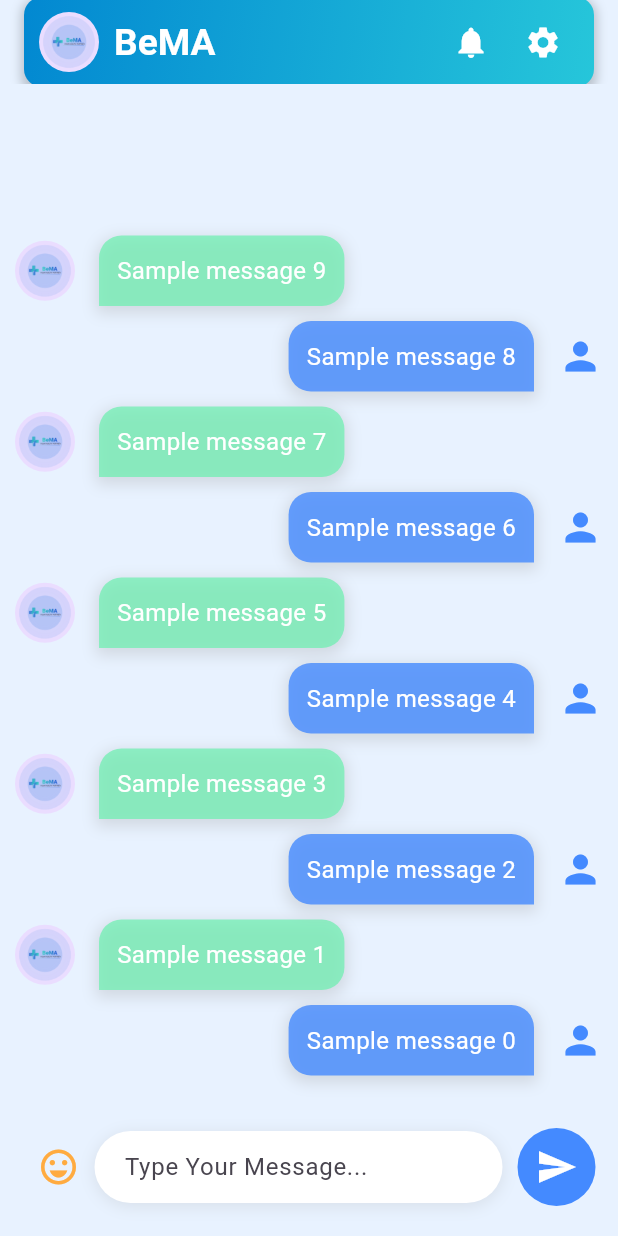
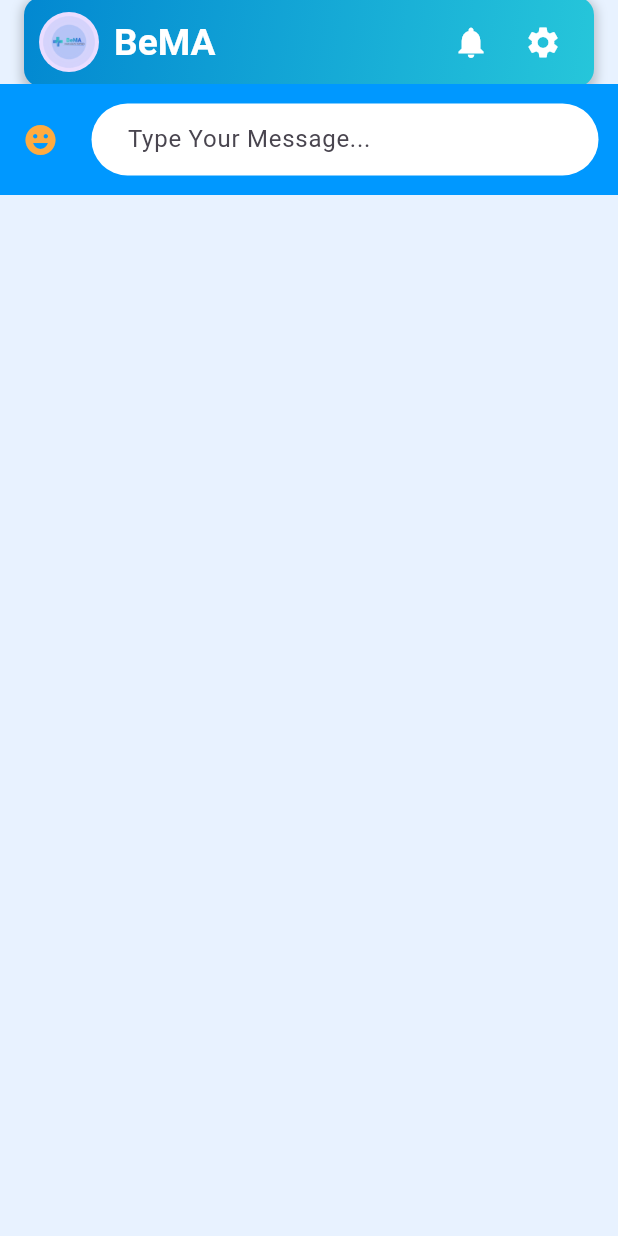
Before and after one commit to riyajidevindu/BeMA_App_V2, a Flutter app: the ChatScreen screen opened by its route, on a phone screen of 412 x 824 dp. Run offline on Flutter 3.47's test engine with Material 3 defaults, Android fonts, the light colour scheme and no system bars; our stand-ins replace awesome_snackbar_content, cloud_firestore, custom_navigation_bar, firebase_auth, firebase_core, firebase_storage and 1 more; accounts and stored records are empty.

Commit message:
Revert "Chat UI update"
This reverts commit ccd33703b117643b8b96c7946deed8f5bae8779c.

```diff
--- a/bema_application/lib/features/authentication/screens/chat_screen/chat_screen.dart
+++ b/bema_application/lib/features/authentication/screens/chat_screen/chat_screen.dart
@@ -1,7 +1,9 @@
+import 'package:bema_application/common/config/colors.dart';
+import 'package:bema_application/common/widgets/app_bar.dart';
+import 'package:bema_application/features/authentication/screens/chat_screen/chat_message.dart';
+import 'package:bema_application/services/service.dart';
 import 'package:flutter/material.dart';
-import 'package:bema_application/common/config/colors.dart'; // Custom colors
-import 'package:bema_application/common/widgets/app_bar.dart'; // Custom AppBar
-import 'package:bema_application/features/authentication/screens/chat_screen/chat_message.dart';
+// import 'package:flutter_emoji_picker/flutter_emoji_picker.dart'; // Add emoji picker
 
 class ChatScreen extends StatefulWidget {
   const ChatScreen({super.key});
@@ -12,56 +14,66 @@ class ChatScreen extends StatefulWidget {
 
 class _ChatScreenState extends State<ChatScreen> {
   final TextEditingController _controller = TextEditingController();
+  // final List<ChatMessage> _messages = [];
+  // final OpenAIService openAIService = OpenAIService();
+
+  // Future<void> _sendMessage() async {
+  //   if (_controller.text.isEmpty) return;
+
+  //   // Create user message
+  //   ChatMessage newMessage = ChatMessage(text: _controller.text, sender: "user");
+  //   setState(() {
+  //     _messages.insert(0, newMessage);
+  //   });
+
+  //   String userInput = _controller.text;
+  //   _controller.clear();
+
+  //   // Send to OpenAI and get response
+  //   String openAIResponse = await openAIService.sendMessageToOpenAI(userInput);
+
+  //   // Create AI response
+  //   ChatMessage aiMessage = ChatMessage(text: openAIResponse, sender: "AI");
+  //   setState(() {
+  //     _messages.insert(0, aiMessage);
+  //   });
+  // }
 
   Widget _buildTextComposer() {
     return Padding(
-      padding: const EdgeInsets.all(10.0),
+      padding: const EdgeInsets.all(3.0),
       child: Row(
         children: [
           IconButton(
-            onPressed: () {
-              // Open emoji picker
-            },
-            icon: const Icon(Icons.emoji_emotions_outlined, color: Colors.orangeAccent, size: 28),
+            onPressed: () {},
+            icon: const Icon(Icons.emoji_emotions, color: Colors.orangeAccent),
           ),
           Expanded(
-            child: Container(
-              decoration: BoxDecoration(
-                color: Colors.white,
-                borderRadius: BorderRadius.circular(25.0),
-                boxShadow: [
-                  BoxShadow(
-                    color: Colors.grey.withOpacity(0.2),
-                    spreadRadius: 1,
-                    blurRadius: 8,
-                    offset: const Offset(0, 2),
-                  ),
-                ],
-              ),
+            child: Padding(
+              padding: const EdgeInsets.all(10.0),
               child: TextField(
                 controller: _controller,
+                // onSubmitted: (value) => _sendMessage(),
                 decoration: InputDecoration(
                   hintText: "Type Your Message...",
-                  contentPadding: const EdgeInsets.symmetric(vertical: 12.0, horizontal: 20.0),
-                  border: InputBorder.none,
+                  border: OutlineInputBorder(
+                    borderRadius: BorderRadius.circular(25.0),
+                    borderSide: BorderSide.none,
+                  ),
+                  filled: true,
+                  fillColor: Colors.white,
+                  contentPadding: const EdgeInsets.symmetric(
+                    vertical: 10.0,
+                    horizontal: 20.0,
                   ),
                 ),
               ),
             ),
-          const SizedBox(width: 10),
-          GestureDetector(
-            onTap: () {
-              // Trigger send message
-            },
-            child: Container(
-              padding: const EdgeInsets.all(12),
-              decoration: BoxDecoration(
-                color: Colors.blueAccent,
-                shape: BoxShape.circle,
           ),
-              child: const Icon(Icons.send, color: Colors.white, size: 28),
-            ),
-          ),
+          // IconButton(
+          //   onPressed: _sendMessage,
+          //   icon: const Icon(Icons.send, color: Color.fromARGB(255, 5, 7, 7)),
+          // ),
         ],
       ),
     );
@@ -80,42 +92,30 @@ class _ChatScreenState extends State<ChatScreen> {
             ),
             const SizedBox(width: 8.0),
           ],
-          Flexible(
-            child: Container(
-              margin: const EdgeInsets.symmetric(vertical: 5.0, horizontal: 8.0),
-              padding: const EdgeInsets.all(12.0),
+          Container(
+            margin: const EdgeInsets.symmetric(vertical: 5.0),
+            padding: const EdgeInsets.all(10.0),
             constraints: BoxConstraints(
               maxWidth: MediaQuery.of(context).size.width * 0.75,
             ),
             decoration: BoxDecoration(
-                color: isUser ? Colors.blueAccent.withOpacity(0.8) : Colors.greenAccent.withOpacity(0.7),
-                borderRadius: BorderRadius.only(
-                  topLeft: const Radius.circular(15.0),
-                  topRight: const Radius.circular(15.0),
-                  bottomLeft: isUser ? const Radius.circular(15.0) : const Radius.circular(0),
-                  bottomRight: isUser ? const Radius.circular(0) : const Radius.circular(15.0),
-                ),
-                boxShadow: [
-                  BoxShadow(
-                    color: Colors.grey.withOpacity(0.3),
-                    spreadRadius: 2,
-                    blurRadius: 8,
-                    offset: const Offset(0, 3),
-                  ),
-                ],
+              color: isUser ? Colors.blue[100] : Colors.green[100],
+              borderRadius: BorderRadius.circular(15.0),
             ),
             child: Text(
               message.text,
               style: const TextStyle(
                 fontSize: 16.0,
-                  color: Colors.white,
-                ),
+                color: Colors.black87,
               ),
             ),
           ),
           if (isUser) ...[
             const SizedBox(width: 8.0),
-            const Icon(Icons.person, color: Colors.blueAccent, size: 30), // User icon
+           const Text(
+               '😊', // User emoji
+                style: TextStyle(fontSize: 20.0), // Adjust size as needed
+                 ),
           ],
         ],
       ),
@@ -135,23 +135,21 @@ class _ChatScreenState extends State<ChatScreen> {
           SafeArea(
             child: Column(
               children: [
-                // Chat ListView
-                Expanded(
-                  child: ListView.builder(
-                    reverse: true, // Newest message at the bottom
-                    padding: const EdgeInsets.all(10.0),
-                    itemCount: 10, // Replace with _messages.length
-                    itemBuilder: (context, index) {
-                      // Replace with real data later
-                      bool isUser = index % 2 == 0;
-                      return _buildChatBubble(ChatMessage(text: "Sample message $index", sender: isUser ? "user" : "AI"), isUser);
-                    },
+                // Flexible(
+                //   child: ListView.builder(
+                //     reverse: true,
+                //     padding: const EdgeInsets.all(10.0),
+                //     itemCount: _messages.length,
+                //     itemBuilder: (context, index) {
+                //       bool isUser = _messages[index].sender == "user";
+                //       return _buildChatBubble(_messages[index], isUser);
+                //     },
+                //   ),
+                // ),
+                Container(
+                  decoration: const BoxDecoration(
+                    color: primaryColor,
                   ),
-                ),
-                // Message composer
-                Container(
-                  color: Colors.transparent,
-                  padding: const EdgeInsets.symmetric(horizontal: 5, vertical: 10),
                   child: _buildTextComposer(),
                 ),
               ],
```
Lines whose indentation alone changed are shown as unchanged.
